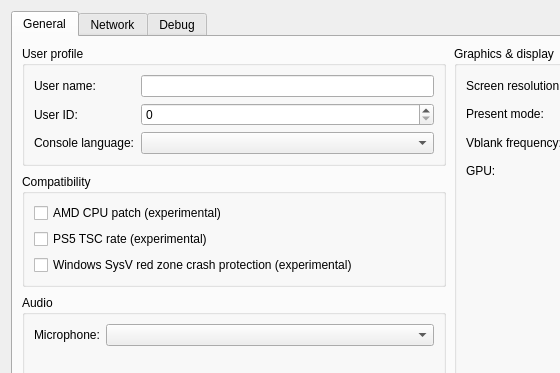
This is src/launcher/forms/configuration_edit_dialog.ui in carbonimax/KytyPS5 as Qt 5 draws it before an edit; both pictures show x 0 to 560 and y 0 to 373 of the 900 by 799 pixel window. The edited form follows.
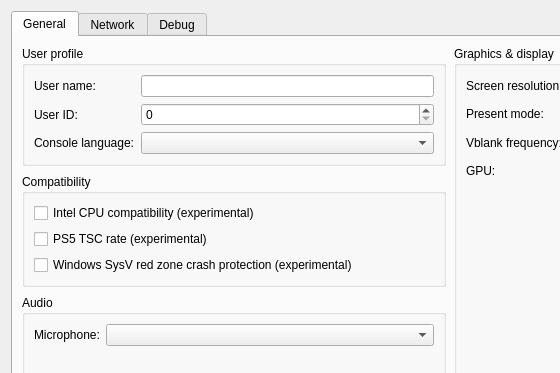
This is the edited form. Custom widgets are drawn as their Qt base class.

Commit message: launcher: label the AMD CPU patch option Intel CPU compatibility

What changed in the file:
```diff
--- a/src/launcher/forms/configuration_edit_dialog.ui
+++ b/src/launcher/forms/configuration_edit_dialog.ui
@@ -302,7 +302,7 @@
             <item>
              <widget class="QCheckBox" name="checkBox_amd_cpu">
               <property name="toolTip"><string>Patch CPU instructions that differ between AMD and the host CPU.</string></property>
-              <property name="text"><string>AMD CPU patch (experimental)</string></property>
+              <property name="text"><string>Intel CPU compatibility (experimental)</string></property>
              </widget>
             </item>
             <item>
```
